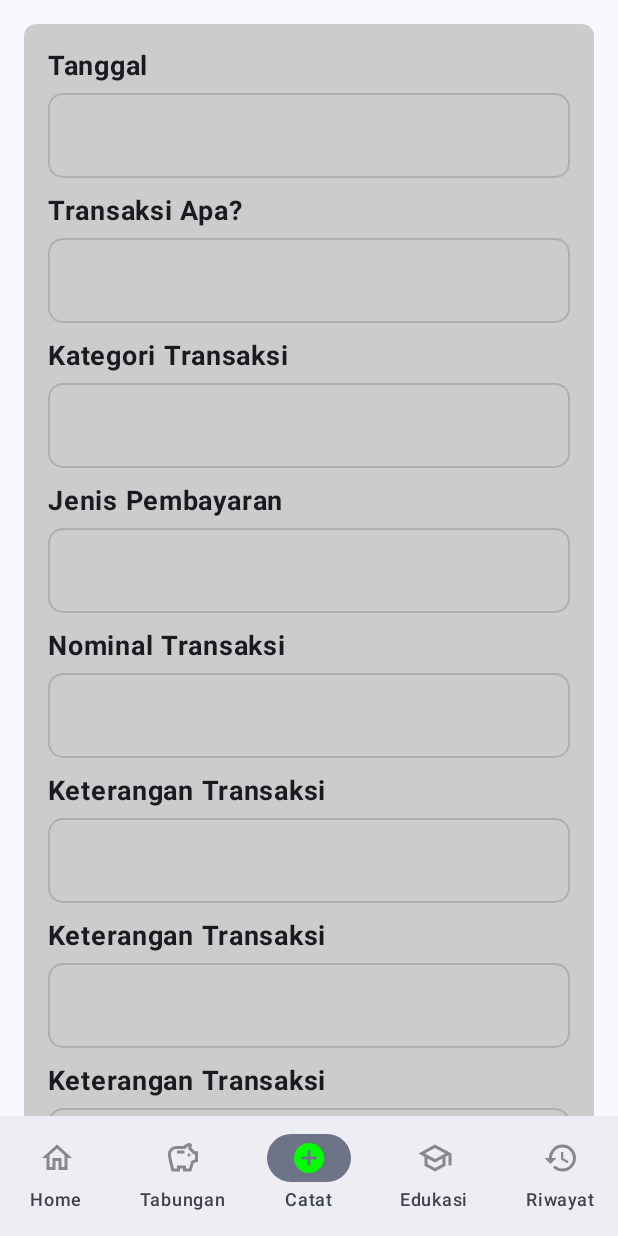
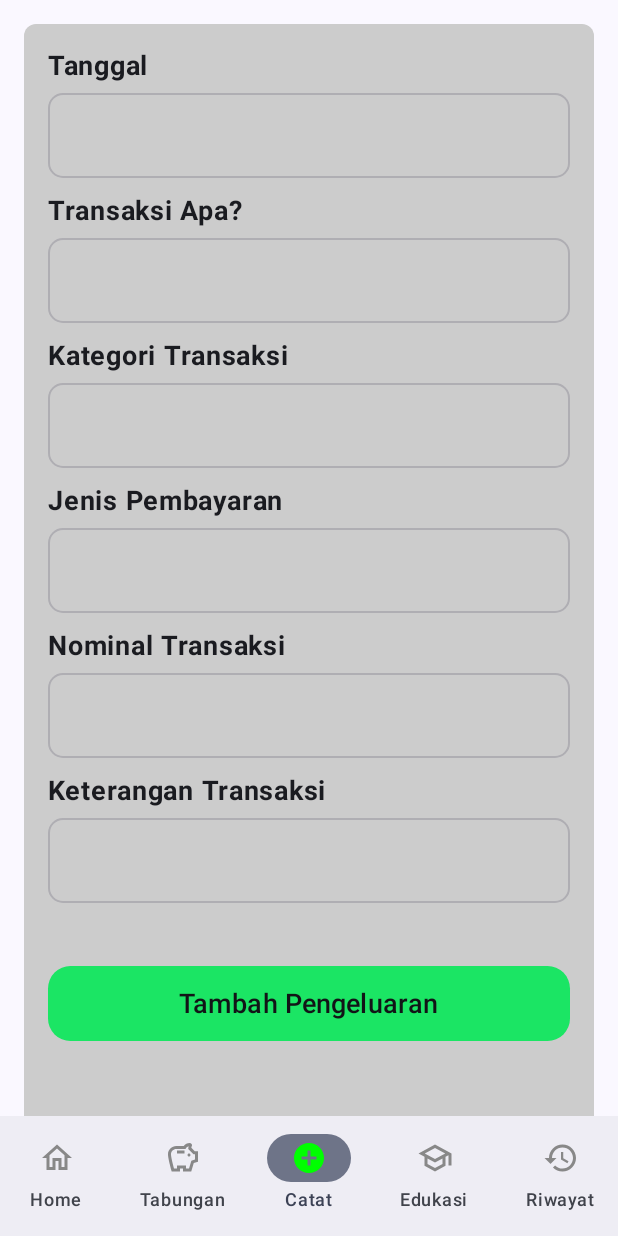
Before and after one commit to rfqagst/FinTrack, an Android app built with Jetpack Compose: the TambahPengeluaranScreen screen opened through its navigation route, on a phone screen of 412 x 824 dp. Run offline under Robolectric (Android 15) with nearby library versions, the phone set to English and light mode, and no system bars.

Commit message:
Update Home

```diff
--- a/app/src/main/java/com/example/fintrack/ui/screen/pencatatan/TambahPengeluaranScreen.kt
+++ b/app/src/main/java/com/example/fintrack/ui/screen/pencatatan/TambahPengeluaranScreen.kt
@@ -42,10 +42,6 @@ fun TambahPengeluaranScreen() {
             NormalTextField(text = "Jenis Pembayaran")
             NormalTextField(text = "Nominal Transaksi")
             NormalTextField(text = "Keterangan Transaksi")
-            NormalTextField(text = "Keterangan Transaksi")
-            NormalTextField(text = "Keterangan Transaksi")
-            NormalTextField(text = "Keterangan Transaksi")
-            NormalTextField(text = "Keterangan Transaksi")
             Spacer(modifier = Modifier.height(24.dp))
             ButtonUtama(onClick = { /*TODO*/ }, text = "Tambah Pengeluaran" )
         }
```
